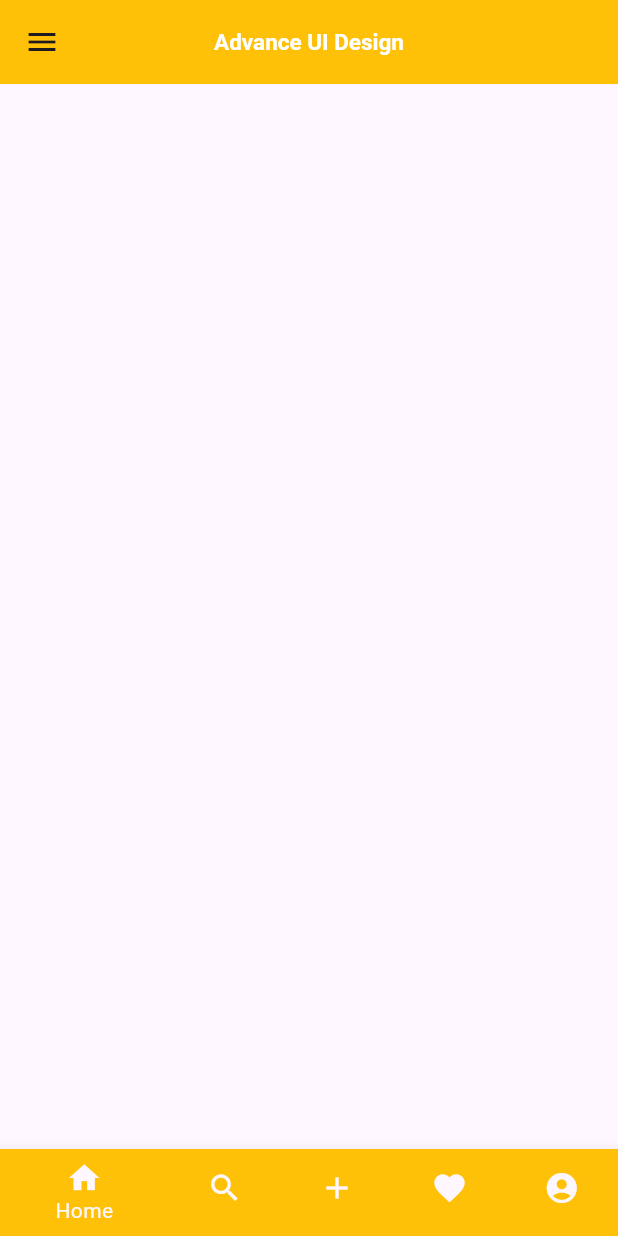
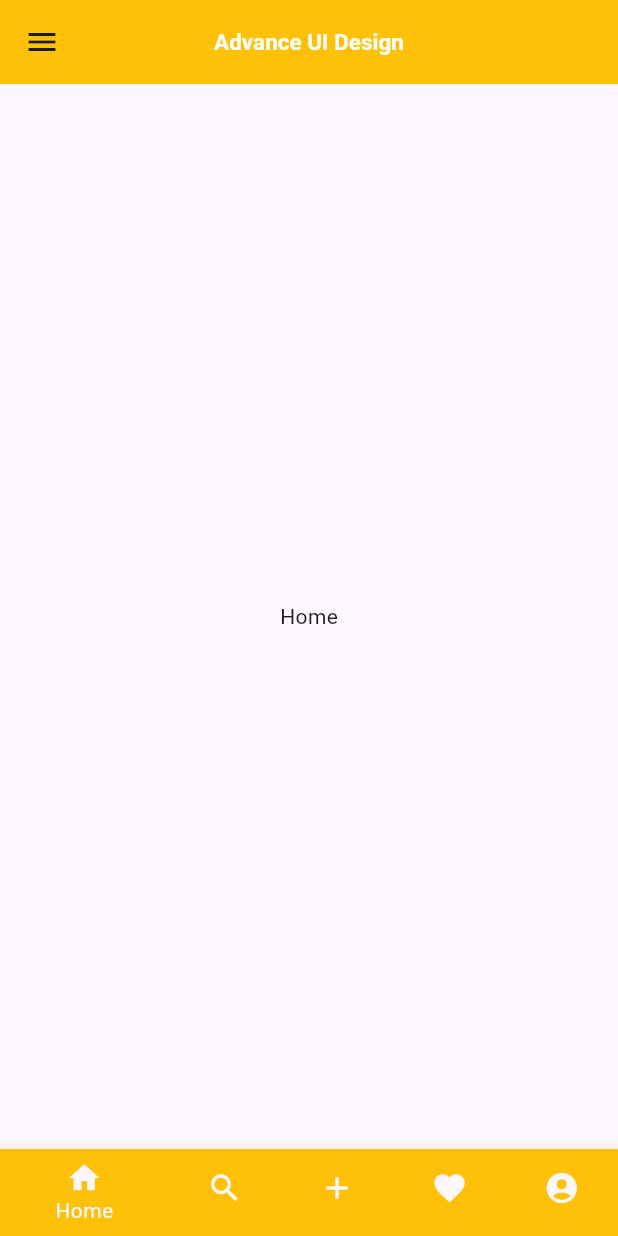
Before and after one commit to mdmamunurrashidhridoy/lab_6, a Flutter app: the screen it shows after launch, on a phone screen of 412 x 824 dp. Run offline on Flutter 3.47's test engine with Material 3 defaults, Android fonts, the phone set to English and light mode, and no system bars; our stand-ins replace cached_network_image.

Commit message:
page_change_with_Bottom_nav_bar

```diff
--- a/lib/app_body.dart
+++ b/lib/app_body.dart
@@ -8,10 +8,31 @@ class Appbody extends StatefulWidget {
 }
 
 class _AppbodyState extends State<Appbody> {
+  int currentIndex = 0;
+
+  final List<Widget> pages = [
+    Text('Home'),
+    Text('Search'),
+    Text('Add'),
+    Text('Favorite'),
+    Text('Profile'),
+  ];
+
+  void onTapMethod(int index) {
+    setState(() {
+      currentIndex = index;
+    });
+  }
+
   @override
   Widget build(BuildContext context) {
     return Scaffold(
+      body: Center(
+        child: pages[currentIndex],
+      ),
       bottomNavigationBar: BottomNavigationBar(
+        onTap: onTapMethod,
+        currentIndex: currentIndex,
         items: [
           BottomNavigationBarItem(
             icon: Icon(Icons.home),
```
Lines whose indentation alone changed are shown as unchanged.
